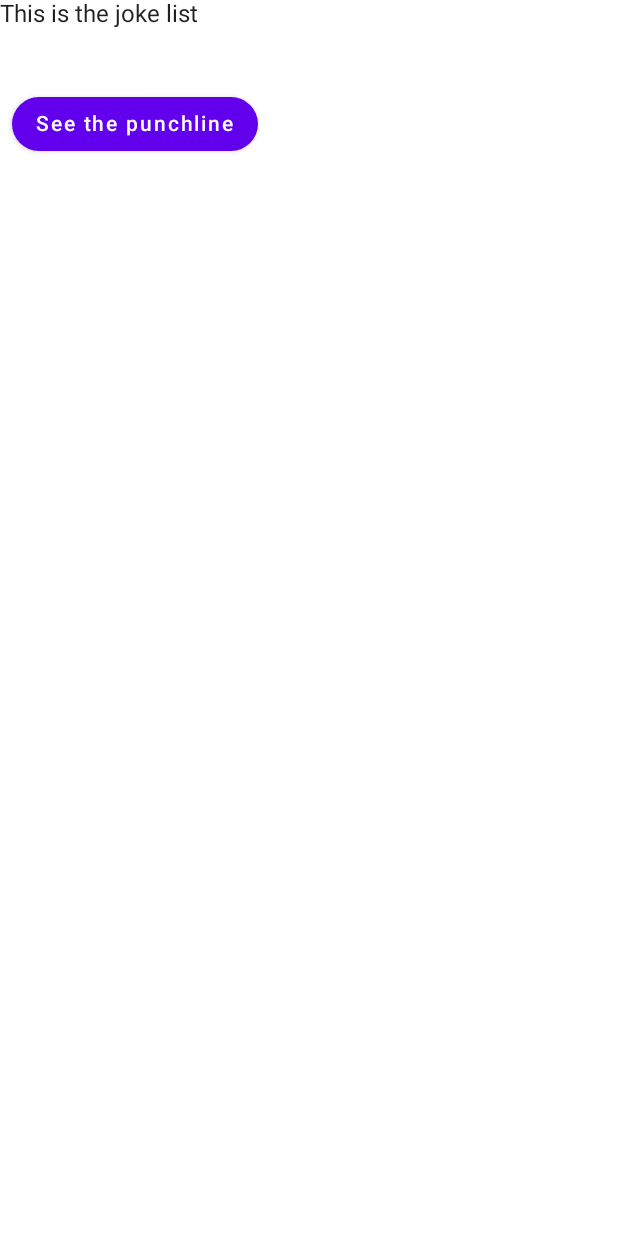
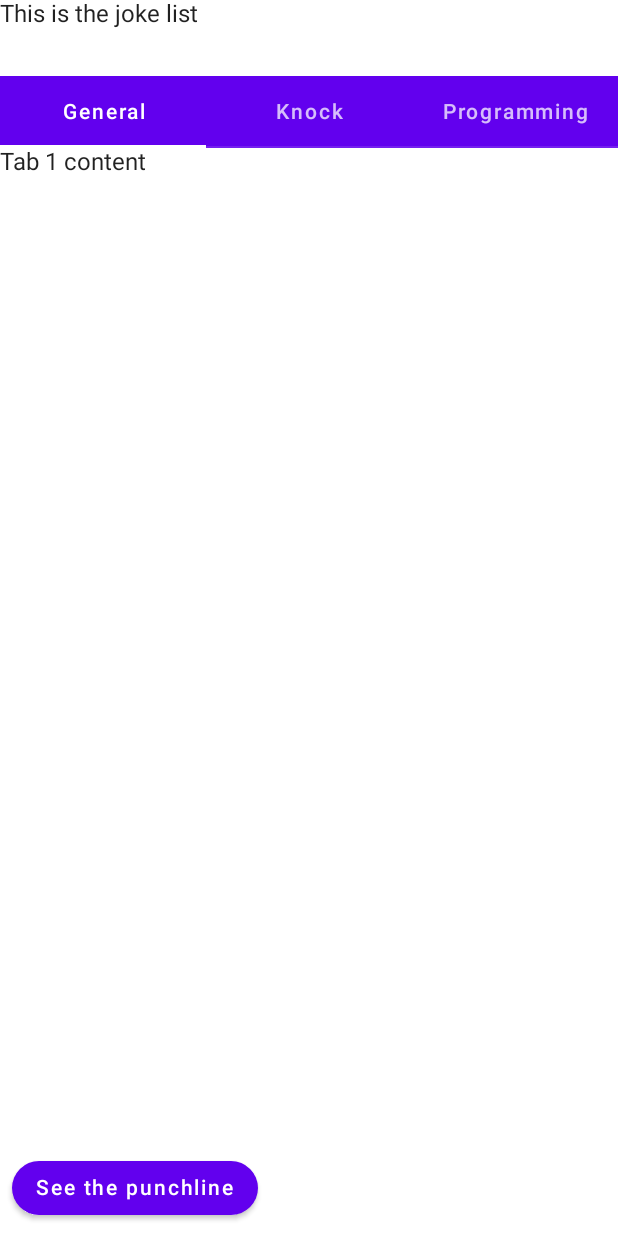
Before and after one commit to ipereziriarte/joke-book, an Android app built with Jetpack Compose: the screen it shows after launch (MainActivity), after a tap on "Have fun!", on a phone screen of 412 x 824 dp. Run offline under Robolectric (Android 15) with nearby library versions, the phone set to English and light mode, and no system bars; our stand-ins replace accompanist.

Commit message:
Create tabs and viewpager ui for the list of jokes

```diff
--- a/app/src/main/java/com/ipereziriarte/jokebook/ui/jokelist/JokeList.kt
+++ b/app/src/main/java/com/ipereziriarte/jokebook/ui/jokelist/JokeList.kt
@@ -1,23 +1,67 @@
 package com.ipereziriarte.jokebook.ui.jokelist
 
+import androidx.compose.foundation.layout.Box
 import androidx.compose.foundation.layout.Column
 import androidx.compose.foundation.layout.Spacer
+import androidx.compose.foundation.layout.fillMaxSize
+import androidx.compose.foundation.layout.fillMaxWidth
 import androidx.compose.foundation.layout.padding
 import androidx.compose.foundation.layout.size
 import androidx.compose.foundation.shape.RoundedCornerShape
 import androidx.compose.material.Button
 import androidx.compose.material.MaterialTheme
 import androidx.compose.material.Surface
+import androidx.compose.material.Tab
+import androidx.compose.material.TabRow
 import androidx.compose.material.Text
 import androidx.compose.runtime.Composable
+import androidx.compose.runtime.rememberCoroutineScope
 import androidx.compose.ui.Modifier
 import androidx.compose.ui.unit.dp
+import com.google.accompanist.pager.ExperimentalPagerApi
+import com.google.accompanist.pager.HorizontalPager
+import com.google.accompanist.pager.rememberPagerState
+import kotlinx.coroutines.launch
 
+@OptIn(ExperimentalPagerApi::class)
 @Composable
 internal fun JokeList(navigateToPunchLine: () -> Unit) {
+    val allTabs = JokeTab.values().toList()
+    val pagerState = rememberPagerState(pageCount = allTabs.size)
+    val coroutineScope = rememberCoroutineScope()
     Surface(color = MaterialTheme.colors.surface) {
         Column {
             Text(text = "This is the joke list")
+            Spacer(modifier = Modifier.size(32.dp))
+
+            TabRow(selectedTabIndex = pagerState.currentPage) {
+
+                allTabs.forEachIndexed { index, tab ->
+                    Tab(
+                        text = { Text(text = tab.name) },
+                        selected = pagerState.currentPage == index,
+                        onClick = {
+                            coroutineScope.launch {
+                                pagerState.animateScrollToPage(index)
+                            }
+                        }
+                    )
+                }
+            }
+
+            HorizontalPager(
+                state = pagerState,
+                modifier = Modifier
+                    .weight(1f)
+                    .fillMaxWidth()
+            ) { page ->
+                when (page) {
+                    JokeTab.General.ordinal -> GeneralBody()
+                    JokeTab.Knock.ordinal -> KnockBody()
+                    JokeTab.Programming.ordinal -> ProgrammingBody()
+                }
+            }
+
             Spacer(modifier = Modifier.size(32.dp))
             Button(
                 onClick = { navigateToPunchLine() }, modifier = Modifier.padding(8.dp),
@@ -28,3 +72,30 @@ internal fun JokeList(navigateToPunchLine: () -> Unit) {
         }
     }
 }
+
+enum class JokeTab {
+    General,
+    Knock,
+    Programming
+}
+
+@Composable
+fun GeneralBody() {
+    Box(Modifier.fillMaxSize()) {
+        Text(text = "Tab 1 content")
+    }
+}
+
+@Composable
+fun KnockBody() {
+    Box(Modifier.fillMaxSize()) {
+        Text(text = "Tab 2 content")
+    }
+}
+
+@Composable
+fun ProgrammingBody() {
+    Box(Modifier.fillMaxSize()) {
+        Text(text = "Tab 3 content")
+    }
+}
```
Also changed, not shown: app/build.gradle (+7 -0 lines), gradle/libs.versions.toml (+10 -1 lines), 1 other file.
